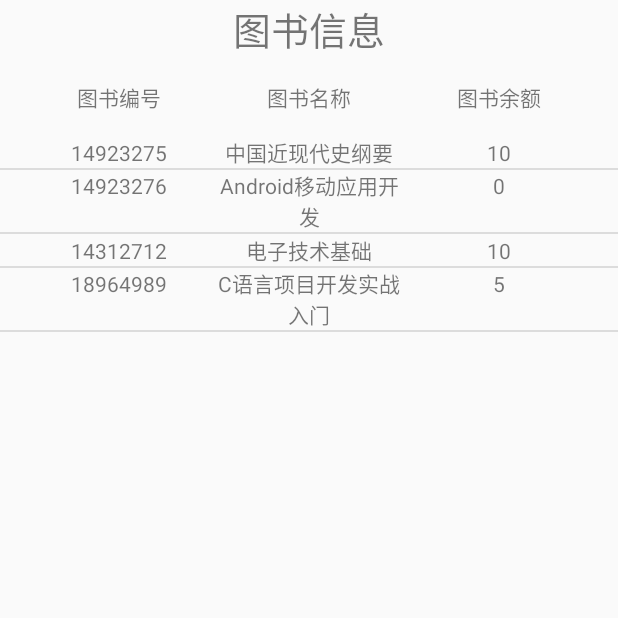
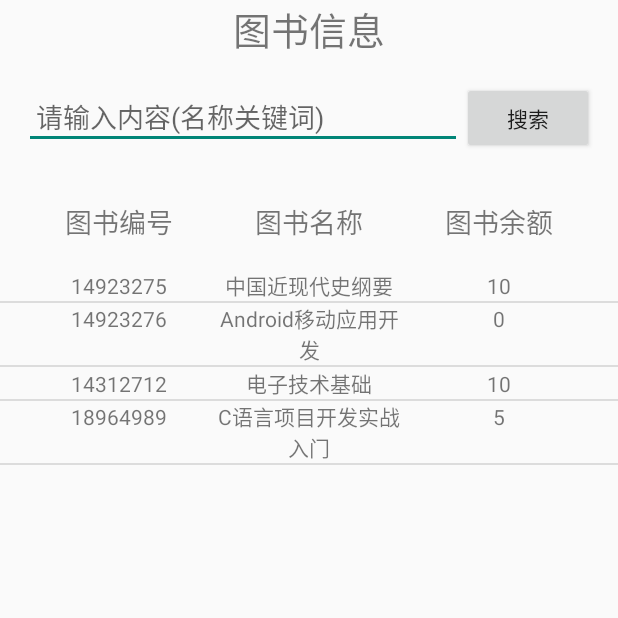
Before and after one commit to abcdgq/Android_library, an Android app: the FindBookActivity screen opened directly, with no data from a screen before it, on a phone screen of 412 x 824 dp, the top half of it. Run offline under Robolectric (Android 15) with nearby library versions, the phone set to English and light mode, and no system bars.

Commit message:
update 图书搜索和借阅界面,新加搜索功能

```diff
--- a/app/src/main/java/com/xkx/book/activity/book/FindBookActivity.java
+++ b/app/src/main/java/com/xkx/book/activity/book/FindBookActivity.java
@@ -11,7 +11,9 @@ import android.util.Log;
 import android.view.View;
 import android.widget.AdapterView;
 import android.widget.Button;
+import android.widget.EditText;
 import android.widget.ListView;
+import android.widget.Toast;
 
 import com.xkx.book.R;
 import com.xkx.book.adapter.BookAdapter;
@@ -21,6 +23,7 @@ import com.xkx.book.enity.Book;
 import com.xkx.book.enity.Borrow;
 import com.xkx.book.util.ToastUtil;
 
+import java.util.ArrayList;
 import java.util.List;
 
 public class FindBookActivity extends AppCompatActivity implements AdapterView.OnItemClickListener {
@@ -39,10 +42,24 @@ public class FindBookActivity extends AppCompatActivity implements AdapterView.O
     private String uid;
     Intent intent;
 
+    private EditText etInput;// 这两个是用来搜索框的
+    private Button btnConfirm;
+
     @Override
     protected void onCreate(Bundle savedInstanceState) {
         super.onCreate(savedInstanceState);
         setContentView(R.layout.activity_find_book);
+
+
+        etInput = findViewById(R.id.et_input);
+        btnConfirm = findViewById(R.id.btn_confirm);
+        // 设置按钮点击事件
+        btnConfirm.setOnClickListener(new View.OnClickListener() {
+            @Override
+            public void onClick(View v) {
+                handleButtonClick(); // 调用单独的方法
+            }
+        });
 
 //        intent = getIntent();
 //        uid = intent.getStringExtra("uid");
@@ -125,5 +142,30 @@ public class FindBookActivity extends AppCompatActivity implements AdapterView.O
 
     }
 
+    // 定义处理按钮点击的单独方法
+    private void handleButtonClick() {
+        // 获取输入框中的文本
+        //String inputText = etInput.getText().toString().trim();
+
+        String query = etInput.getText().toString().trim().toLowerCase(); // 获取用户输入
+        List<Book> filteredBooks = new ArrayList<>();
+
+        for (Book book : books) {
+            // 检查每本书的名称是否包含查询内容
+            if (book.getBookName().toLowerCase().contains(query)) {
+                filteredBooks.add(book); // 如果匹配则添加到筛选列表
+            }
+        }
+
+        if (filteredBooks.isEmpty()) {
+            ToastUtil.show(this, "没找到相关书籍");
+        } else {
+            // 更新适配器数据
+            //bookAdapter.updateBooks(filteredBooks); // 假设您的适配器有一个更新方法
+            bookAdapter = new BookAdapter(filteredBooks, FindBookActivity.this);
+            lv_find_book.setAdapter(bookAdapter); // 设置更新后的适配器
+        }
+    }
+
 
 }
--- a/app/src/main/res/layout/activity_find_book.xml
+++ b/app/src/main/res/layout/activity_find_book.xml
@@ -20,6 +20,30 @@
             android:text="图书信息"
             android:textSize="25sp" />
 
+        <!--    下面是我加的搜索栏-->
+        <LinearLayout
+            xmlns:android="http://schemas.android.com/apk/res/android"
+            android:layout_width="match_parent"
+            android:layout_height="wrap_content"
+            android:orientation="horizontal"
+            android:padding="16dp">
+
+            <EditText
+                android:id="@+id/et_input"
+                android:layout_width="0dp"
+                android:layout_height="wrap_content"
+                android:layout_weight="1"
+                android:hint="请输入内容(名称关键词)"
+                android:padding="8dp" />
+
+            <Button
+                android:id="@+id/btn_confirm"
+                android:layout_width="wrap_content"
+                android:layout_height="wrap_content"
+                android:text="搜索" />
+        </LinearLayout>
+
+
 
         <LinearLayout
             android:id="@+id/ll_find_book_title"
@@ -39,7 +63,8 @@
                 android:layout_height="wrap_content"
                 android:layout_weight="1"
                 android:gravity="center"
-                android:text="图书编号" />
+                android:text="图书编号"
+                android:textSize="18sp" />  <!-- 这里设置字体大小 -->
 
             <TextView
                 android:id="@+id/tv_book_name"
@@ -47,7 +72,8 @@
                 android:layout_height="wrap_content"
                 android:layout_weight="1"
                 android:gravity="center"
-                android:text="图书名称" />
+                android:text="图书名称"
+                android:textSize="18sp" />  <!-- 这里设置字体大小 -->
 
             <TextView
                 android:id="@+id/tv_book_balance"
@@ -55,7 +81,8 @@
                 android:layout_height="wrap_content"
                 android:layout_weight="1"
                 android:gravity="center"
-                android:text="图书余额" />
+                android:text="图书余额"
+                android:textSize="18sp" />  <!-- 这里设置字体大小 -->
 
         </LinearLayout>
 
@@ -64,7 +91,8 @@
             android:layout_width="match_parent"
             android:layout_height="match_parent"
             android:layout_below="@id/ll_find_book_title"
-            android:layout_marginTop="15dp" />
+            android:layout_marginTop="18dp"
+            android:textSize="18sp" />
 
 
     </LinearLayout>
--- a/app/src/main/res/layout/activity_login.xml
+++ b/app/src/main/res/layout/activity_login.xml
@@ -33,7 +33,7 @@
             android:layout_width="wrap_content"
             android:layout_height="wrap_content"
             android:layout_marginLeft="30dp"
-            android:text="账号"
+            android:text="账号（学号）"
             android:textColor="@color/fonttext"
             android:textSize="16sp" />
 
--- a/app/src/main/res/layout/activity_main.xml
+++ b/app/src/main/res/layout/activity_main.xml
@@ -109,7 +109,7 @@
             android:layout_width="wrap_content"
             android:layout_height="wrap_content"
             android:layout_weight="1"
-            android:text="图书服务\n(查找图书)" />
+            android:text="图书服务\n(查找\借阅图书)" />
 
         <Button
             android:id="@+id/btn_user_borrow"
```
